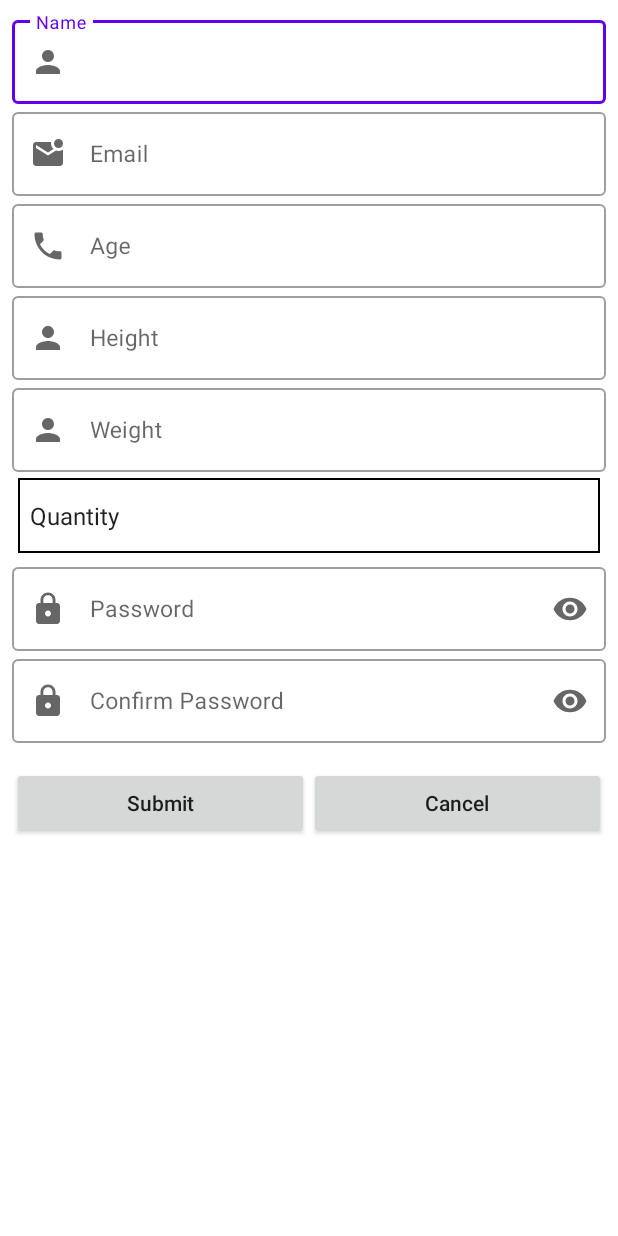
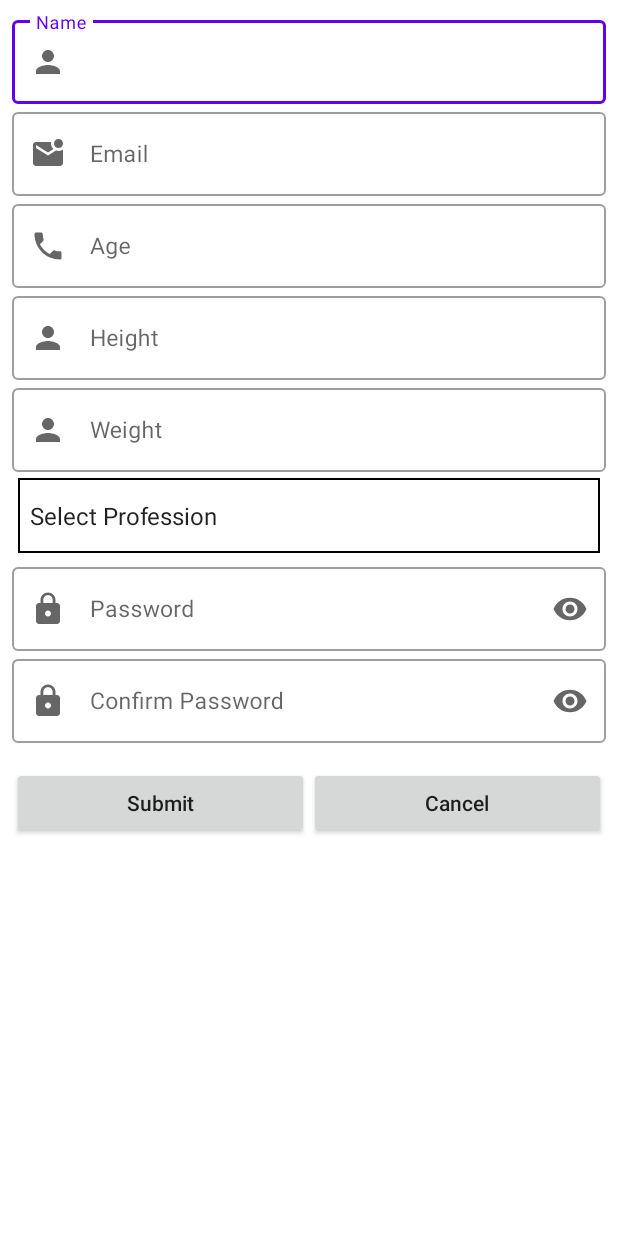
Before and after one commit to Sabbbir/HealthY, an Android app: the screen it shows after launch (Register_Activity), on a phone screen of 412 x 824 dp. Run offline under Robolectric (Android 15) with nearby library versions, the phone set to English and light mode, and no system bars; our stand-ins replace Firebase (no records; nobody signed in at launch, a user with empty details on screens opened directly).

Commit message:
okay-okay

```diff
--- a/app/src/main/res/layout/activity_register.xml
+++ b/app/src/main/res/layout/activity_register.xml
@@ -10,12 +10,7 @@
         android:layout_height="match_parent"
         android:layout_margin="8dp"
         android:orientation="vertical">
-        <!--    <include-->
-        <!--        layout="@layout/layout_toolbar_for_non_home_activity"-->
-        <!--        />-->
-
         <com.google.android.material.textfield.TextInputLayout
-            android:id="@+id/Activity_Register_TextInputLayout_Name"
             style="@style/Widget.MaterialComponents.TextInputLayout.OutlinedBox"
             android:layout_width="match_parent"
             android:layout_height="wrap_content"
@@ -23,7 +18,7 @@
             app:startIconDrawable="@drawable/icon_person">
 
             <com.google.android.material.textfield.TextInputEditText
-                android:id="@+id/Activity_Register_TextInputLayout_EditText_Name"
+                android:id="@+id/edt_txt_name"
                 android:layout_width="match_parent"
                 android:layout_height="wrap_content"
                 android:inputType="textPersonName"
@@ -33,7 +28,6 @@
         </com.google.android.material.textfield.TextInputLayout>
 
         <com.google.android.material.textfield.TextInputLayout
-            android:id="@+id/Activity_Register_TextInputLayout_Email"
             style="@style/Widget.MaterialComponents.TextInputLayout.OutlinedBox"
             android:layout_width="match_parent"
             android:layout_height="wrap_content"
@@ -41,7 +35,7 @@
             app:startIconDrawable="@drawable/icon_email">
 
             <com.google.android.material.textfield.TextInputEditText
-                android:id="@+id/Activity_Register_TextInputLayout_EditText_Email"
+                android:id="@+id/edt_txt_email"
                 android:layout_width="match_parent"
                 android:layout_height="wrap_content"
                 android:inputType="textEmailAddress"
@@ -51,7 +45,6 @@
         </com.google.android.material.textfield.TextInputLayout>
 
         <com.google.android.material.textfield.TextInputLayout
-            android:id="@+id/Activity_Register_TextInputLayout_PhoneNumber"
             style="@style/Widget.MaterialComponents.TextInputLayout.OutlinedBox"
             android:layout_width="match_parent"
             android:layout_height="wrap_content"
@@ -59,7 +52,7 @@
             app:startIconDrawable="@drawable/icon_phone_number">
 
             <com.google.android.material.textfield.TextInputEditText
-                android:id="@+id/age"
+                android:id="@+id/edt_txt_age"
                 android:layout_width="match_parent"
                 android:layout_height="wrap_content"
                 android:inputType="number"
@@ -69,11 +62,9 @@
         </com.google.android.material.textfield.TextInputLayout>
 
         <com.google.android.material.textfield.TextInputLayout
-            android:id="@+id/Activity_Register_TextInputLayout_UserName"
             style="@style/Widget.MaterialComponents.TextInputLayout.OutlinedBox"
             android:layout_width="match_parent"
             android:layout_height="wrap_content"
-
             android:hint="Height"
             app:startIconDrawable="@drawable/icon_person">
 
@@ -95,7 +86,7 @@
             app:startIconDrawable="@drawable/icon_person">
 
             <com.google.android.material.textfield.TextInputEditText
-                android:id="@+id/weight"
+                android:id="@+id/edt_txt_wt"
                 android:layout_width="match_parent"
                 android:layout_height="wrap_content"
                 android:inputType="textEmailAddress"
@@ -105,16 +96,15 @@
         </com.google.android.material.textfield.TextInputLayout>
 
         <Spinner
-            android:layout_margin="4dp"
             android:id="@+id/spinner"
             android:layout_width="match_parent"
             android:layout_height="50dp"
+            android:layout_margin="4dp"
             android:layout_weight="1"
             android:background="@drawable/rectangle_background"
             android:entries="@array/profession" />
 
         <com.google.android.material.textfield.TextInputLayout
-            android:id="@+id/Activity_Register_TextInputLayout_Password"
             style="@style/Widget.MaterialComponents.TextInputLayout.OutlinedBox"
             android:layout_width="match_parent"
             android:layout_height="wrap_content"
@@ -123,7 +113,7 @@
             app:startIconDrawable="@drawable/icon_lock">
 
             <com.google.android.material.textfield.TextInputEditText
-                android:id="@+id/Activity_Register_TextInputLayout_EditText_Password"
+                android:id="@+id/edt_txt_pass"
                 android:layout_width="match_parent"
                 android:layout_height="wrap_content"
                 android:inputType="textPassword"
@@ -133,7 +123,6 @@
         </com.google.android.material.textfield.TextInputLayout>
 
         <com.google.android.material.textfield.TextInputLayout
-            android:id="@+id/Activity_ContactSendMessage_TextInputLayout_ConfirmPassword"
             style="@style/Widget.MaterialComponents.TextInputLayout.OutlinedBox"
             android:layout_width="match_parent"
             android:layout_height="wrap_content"
@@ -142,7 +131,7 @@
             app:startIconDrawable="@drawable/icon_lock">
 
             <com.google.android.material.textfield.TextInputEditText
-                android:id="@+id/Activity_Register_TextInputLayout_EditText_ConfirmPassword"
+                android:id="@+id/edt_txt_con_pass"
                 android:layout_width="match_parent"
                 android:layout_height="wrap_content"
                 android:inputType="textPassword"
@@ -153,7 +142,7 @@
 
 
         <ProgressBar
-            android:id="@+id/ActivityRegister_ProgressBar"
+            android:id="@+id/progressBar"
             style="?android:attr/progressBarStyle"
             android:layout_width="wrap_content"
             android:layout_height="wrap_content"
@@ -166,7 +155,7 @@
             android:orientation="horizontal">
 
             <androidx.appcompat.widget.AppCompatButton
-                android:id="@+id/Activity_Register_Button_Submit"
+                android:id="@+id/btn_submit"
                 android:layout_width="wrap_content"
                 android:layout_height="wrap_content"
                 android:layout_weight="1"
@@ -174,7 +163,7 @@
                 android:textAllCaps="false" />
 
             <androidx.appcompat.widget.AppCompatButton
-                android:id="@+id/Activity_Register_Button_Cancel"
+                android:id="@+id/btn_cancel"
                 android:layout_width="wrap_content"
                 android:layout_height="wrap_content"
                 android:layout_weight="1"
--- a/app/src/main/res/values/strings.xml
+++ b/app/src/main/res/values/strings.xml
@@ -23,11 +23,9 @@
     <string name="login_failed">"Login failed"</string>
     <string name="signupasanewuser">signUpAsaNewUser</string>
     <string-array name="profession">
-        <item>Quantity</item>
-        <item>1</item>
-        <item>2</item>
-        <item>3</item>
-        <item>4</item>
-        <item>5</item>
+        <item>Select Profession</item>
+        <item>Student</item>
+        <item>Employee</item>
+        <item>Businessman</item>
     </string-array>
 </resources>
```
Also changed, not shown: app/src/main/java/com/example/healthy/Register_Activity.java (+102 -0 lines).
